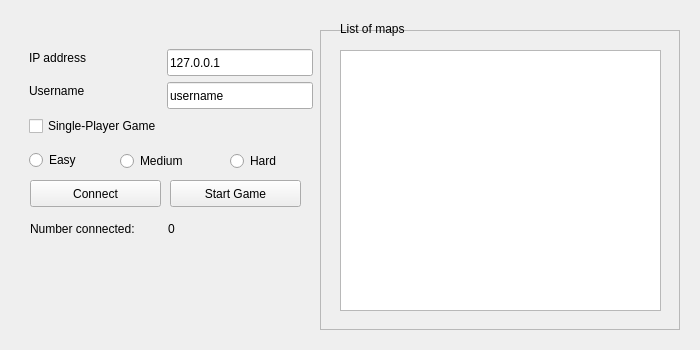
This is src/client/lobbywindow.ui in dc2011/td as Qt 5 draws it before an edit. The edited form follows.
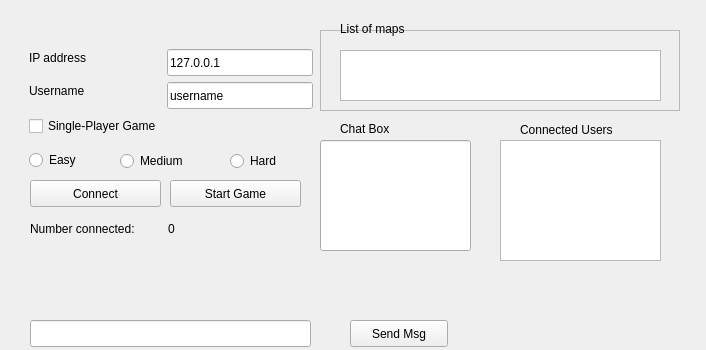
This is the edited form.

Commit message: connected users gui added. user list needs to be displayed

```diff
--- a/src/client/lobbywindow.ui
+++ b/src/client/lobbywindow.ui
@@ -6,7 +6,7 @@
    <rect>
     <x>0</x>
     <y>0</y>
-    <width>700</width>
+    <width>706</width>
     <height>350</height>
    </rect>
   </property>
@@ -23,7 +23,7 @@
       <x>340</x>
       <y>50</y>
       <width>321</width>
-      <height>261</height>
+      <height>51</height>
      </rect>
     </property>
    </widget>
@@ -189,7 +189,7 @@
       <x>320</x>
       <y>30</y>
       <width>360</width>
-      <height>300</height>
+      <height>81</height>
      </rect>
     </property>
     <property name="frameShape">
@@ -212,6 +212,75 @@
      <string>List of maps</string>
     </property>
    </widget>
+   <widget class="QLabel" name="label_2">
+    <property name="geometry">
+     <rect>
+      <x>340</x>
+      <y>120</y>
+      <width>67</width>
+      <height>17</height>
+     </rect>
+    </property>
+    <property name="text">
+     <string>Chat Box</string>
+    </property>
+   </widget>
+   <widget class="QPushButton" name="sendMsg">
+    <property name="geometry">
+     <rect>
+      <x>350</x>
+      <y>320</y>
+      <width>98</width>
+      <height>27</height>
+     </rect>
+    </property>
+    <property name="text">
+     <string>Send Msg</string>
+    </property>
+   </widget>
+   <widget class="QLineEdit" name="msgBox">
+    <property name="geometry">
+     <rect>
+      <x>30</x>
+      <y>320</y>
+      <width>281</width>
+      <height>27</height>
+     </rect>
+    </property>
+   </widget>
+   <widget class="QLineEdit" name="msgView">
+    <property name="geometry">
+     <rect>
+      <x>320</x>
+      <y>140</y>
+      <width>151</width>
+      <height>111</height>
+     </rect>
+    </property>
+   </widget>
+   <widget class="QLabel" name="label_3">
+    <property name="geometry">
+     <rect>
+      <x>520</x>
+      <y>120</y>
+      <width>121</width>
+      <height>20</height>
+     </rect>
+    </property>
+    <property name="text">
+     <string>Connected Users</string>
+    </property>
+   </widget>
+   <widget class="QListView" name="userList">
+    <property name="geometry">
+     <rect>
+      <x>500</x>
+      <y>140</y>
+      <width>161</width>
+      <height>121</height>
+     </rect>
+    </property>
+   </widget>
   </widget>
  </widget>
  <resources/>
```
The commit also changes 5 other files.
